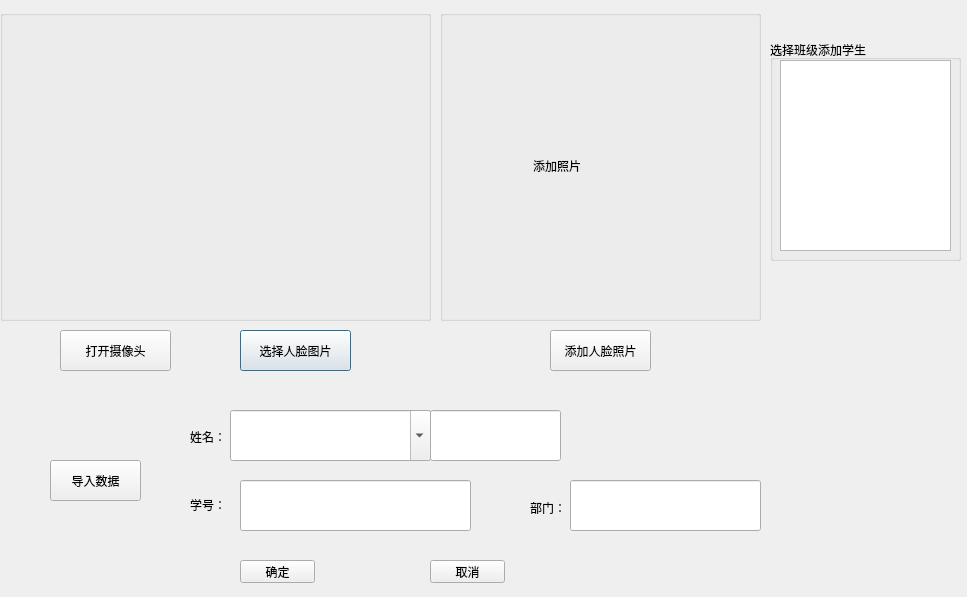
First picture: the form in adduser.ui, repository helloCZZ/FRS, before the edit.
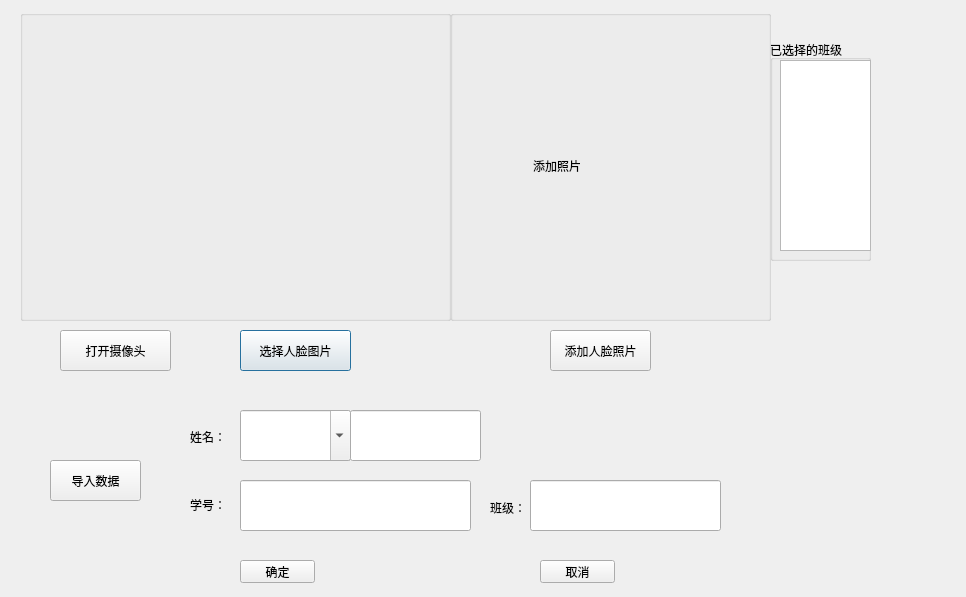
Second picture: the form after the edit.

Commit message: 对数据库做了较大修改，增加了两个表，一个是班级学生表（class_student），另一个是签到表(class_student_sign)，动态添加表，在主界面选择添加班级时自动创建了两个表；班级class1和class2最好不要删除，因为我再百度后台上传了这两个班级的人脸图片。

The edit to the form file:
```diff
--- a/adduser.ui
+++ b/adduser.ui
@@ -6,7 +6,7 @@
    <rect>
     <x>0</x>
     <y>0</y>
-    <width>967</width>
+    <width>966</width>
     <height>597</height>
    </rect>
   </property>
@@ -44,19 +44,19 @@
     <rect>
      <x>770</x>
      <y>40</y>
-     <width>191</width>
+     <width>101</width>
      <height>221</height>
     </rect>
    </property>
    <property name="title">
-    <string>选择班级添加学生</string>
+    <string>已选择的班级</string>
    </property>
    <widget class="QListWidget" name="listWidget">
     <property name="geometry">
      <rect>
       <x>10</x>
       <y>20</y>
-      <width>171</width>
+      <width>91</width>
       <height>191</height>
      </rect>
     </property>
@@ -101,7 +101,7 @@
   <widget class="QLineEdit" name="lineEdit_2">
    <property name="geometry">
     <rect>
-     <x>430</x>
+     <x>350</x>
      <y>410</y>
      <width>131</width>
      <height>51</height>
@@ -111,20 +111,20 @@
   <widget class="QLabel" name="label_4">
    <property name="geometry">
     <rect>
-     <x>530</x>
+     <x>490</x>
      <y>500</y>
      <width>31</width>
      <height>16</height>
     </rect>
    </property>
    <property name="text">
-    <string>部门：</string>
+    <string>班级：</string>
    </property>
   </widget>
   <widget class="QLineEdit" name="lineEdit_3">
    <property name="geometry">
     <rect>
-     <x>570</x>
+     <x>530</x>
      <y>480</y>
      <width>191</width>
      <height>51</height>
@@ -147,7 +147,7 @@
   <widget class="QPushButton" name="pushButton_3">
    <property name="geometry">
     <rect>
-     <x>430</x>
+     <x>540</x>
      <y>560</y>
      <width>75</width>
      <height>23</height>
@@ -160,9 +160,9 @@
   <widget class="QComboBox" name="comboBox">
    <property name="geometry">
     <rect>
-     <x>230</x>
+     <x>240</x>
      <y>410</y>
-     <width>201</width>
+     <width>111</width>
      <height>51</height>
     </rect>
    </property>
@@ -231,7 +231,7 @@
   <widget class="QGroupBox" name="groupBox_2">
    <property name="geometry">
     <rect>
-     <x>0</x>
+     <x>20</x>
      <y>10</y>
      <width>431</width>
      <height>311</height>
@@ -244,7 +244,7 @@
   <widget class="QGroupBox" name="groupBox_3">
    <property name="geometry">
     <rect>
-     <x>440</x>
+     <x>450</x>
      <y>10</y>
      <width>321</width>
      <height>311</height>
```
The commit also changes 13 other files.
